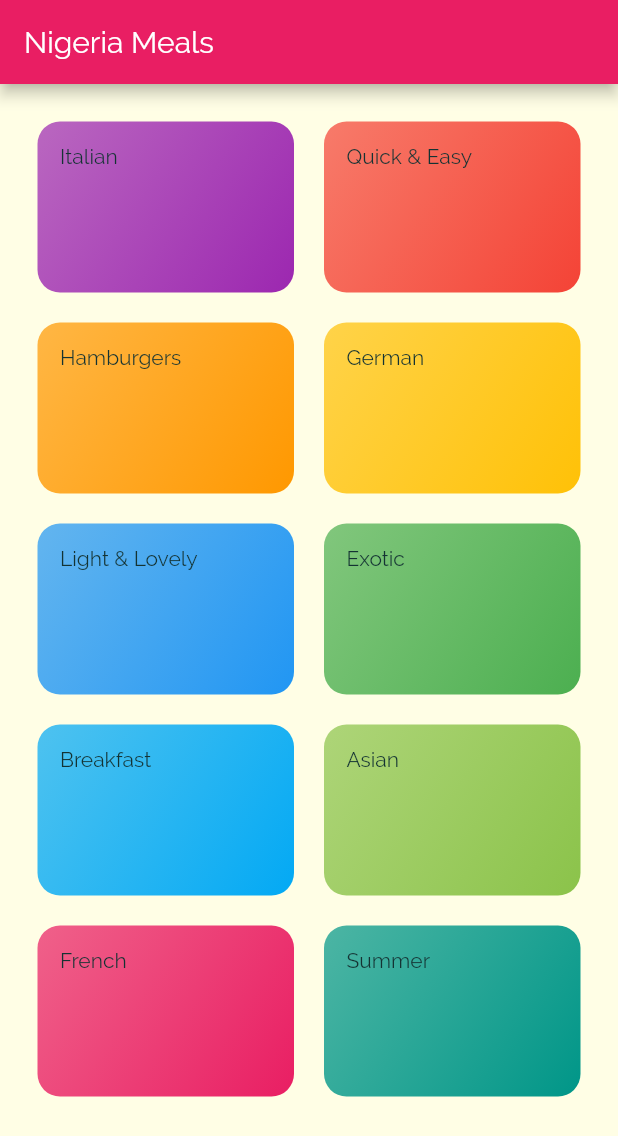
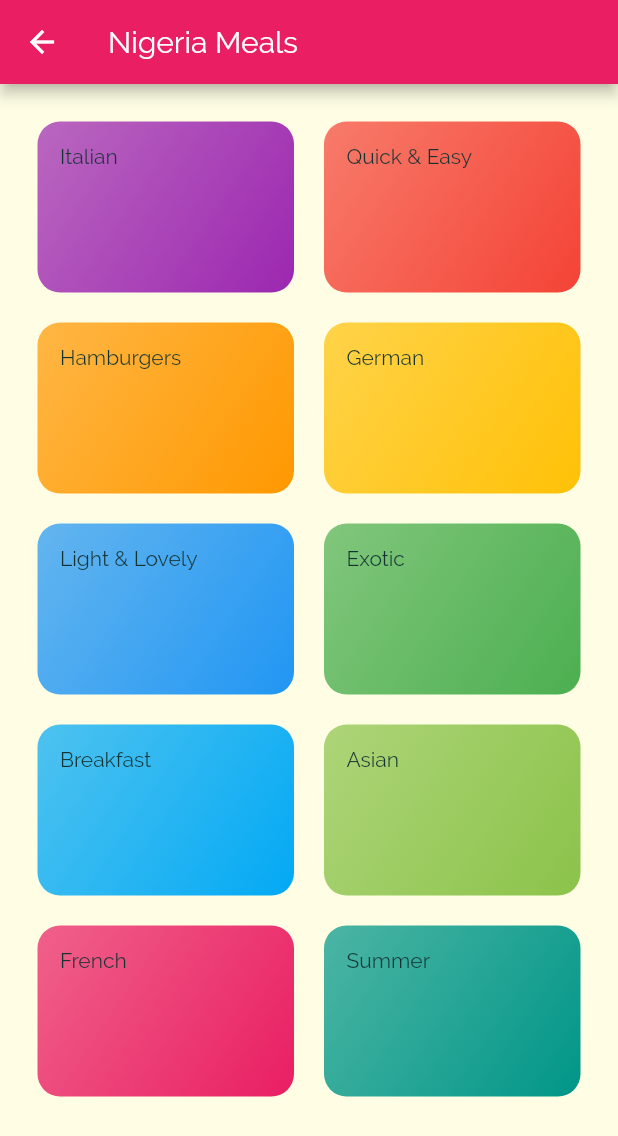
Before and after one commit to Elvis-1/meals_app, a Flutter app: the CategoriesScreen screen opened directly, on a phone screen of 412 x 824 dp. Shown: the top 1136 px of the screen. Run offline on Flutter 3.47's test engine with Material 2 defaults, Android fonts, the phone set to English and light mode, and no system bars.

Commit message:
updated navegation

```diff
--- /dev/null
+++ b/lib/models/meal.dart
@@ -0,0 +1,31 @@
+import 'package:flutter/foundation.dart';
+
+enum Complexity {
+  Simple,
+  Challenging,
+  Hard
+}
+
+enum Affordability{
+  Affaordable,
+  Pricey,
+  Luxurious
+}
+
+class Meals{
+  final String id;
+  final List<String> category;
+  final String title;
+  final String imageUrl;
+  final List<String> ingredients;
+  final List<String> steps;
+  final int duration;
+  final Complexity complexity;
+  final Affordability affordability;
+  final bool isGlutenFree;
+  final bool isLactoseFree;
+  final bool isVegan;
+  final bool isVegetarian;
+}
+
+Meals({@required this.id, @required this.category, });
```
Also changed, not shown: lib/category_item.dart (+8 -4 lines), lib/category_meals_screen.dart (+9 -4 lines), lib/main.dart (+6 -1 lines).
